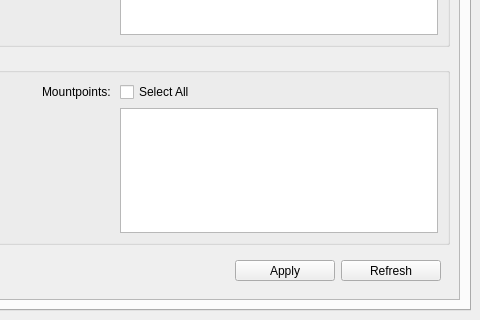
Qt form src/ui/MainWindow.ui (bkmo/btrfs-assistant-bkmo) before a commit; both pictures show x 466 to 946 and y 397 to 717 of the 946 by 717 pixel window.
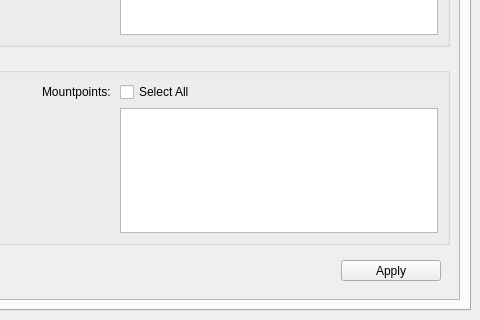
The same form after that commit. The open tabs and pages were chosen to show the change. Icons and pictures are not drawn. Custom widgets are drawn as their Qt base class.

Commit message: Refresh mountpoints on tab selection

Patch:
```diff
--- a/src/ui/MainWindow.ui
+++ b/src/ui/MainWindow.ui
@@ -1605,26 +1605,6 @@
                  </property>
                 </widget>
                </item>
-               <item>
-                <widget class="QToolButton" name="toolButton_bmRefresh">
-                 <property name="minimumSize">
-                  <size>
-                   <width>100</width>
-                   <height>0</height>
-                  </size>
-                 </property>
-                 <property name="text">
-                  <string>Refresh</string>
-                 </property>
-                 <property name="icon">
-                  <iconset resource="../../icons/icons.qrc">
-                   <normaloff>:/icons/reload.png</normaloff>:/icons/reload.png</iconset>
-                 </property>
-                 <property name="toolButtonStyle">
-                  <enum>Qt::ToolButtonTextUnderIcon</enum>
-                 </property>
-                </widget>
-               </item>
               </layout>
              </widget>
             </item>
```
Left out of the diff: 2 changed lines with no effect on the pictures. The commit also changes 2 other files.
